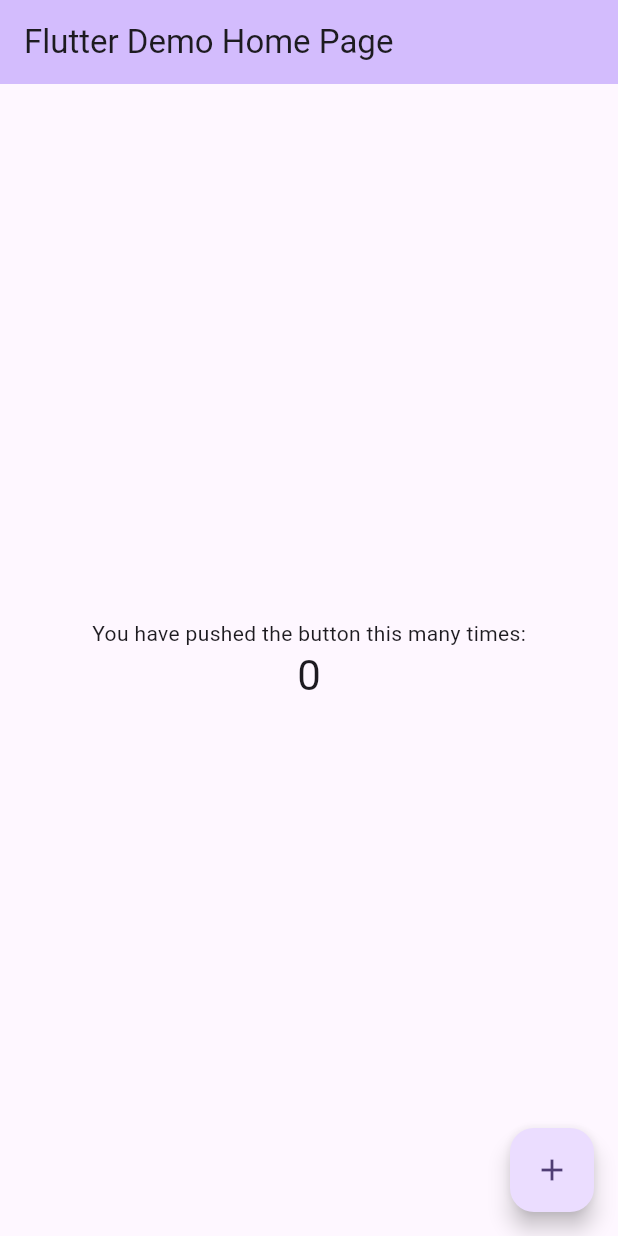
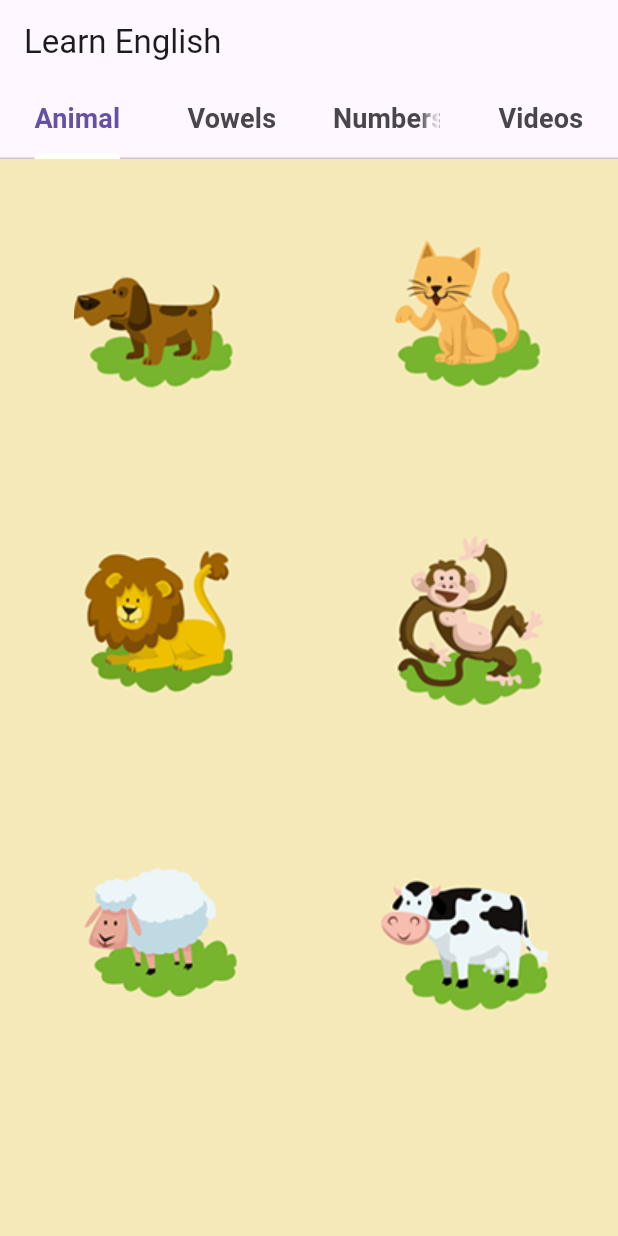
Before and after one commit to Vitor-HenriqueP/flutter_english, a Flutter app: the screen it shows after launch, on a phone screen of 412 x 824 dp. Run offline on Flutter 3.47's test engine with Material 3 defaults, Android fonts, the phone set to English and light mode, and no system bars; our stand-ins replace audioplayers.

Commit message:
numbers and animals maked

```diff
--- /dev/null
+++ b/lib/animal.dart
@@ -0,0 +1,71 @@
+import 'package:flutter/material.dart';
+import 'package:audioplayers/audioplayers.dart';
+
+class   Animal extends StatefulWidget {
+  @override
+  _AnimalState createState() => _AnimalState();
+}
+class _AnimalState extends State<Animal>{
+  final player = AudioPlayer();
+
+  void _executar(String nameAudio){
+    player.play(AssetSource("audios/${nameAudio}.mp3"));
+  }
+
+  @override
+  Widget build(BuildContext context) {
+
+    double width = MediaQuery.of(context).size.width;
+    double height = MediaQuery.of(context).size.height;
+
+    return GridView.count(
+      crossAxisCount: 2,
+      childAspectRatio: MediaQuery.of(context).size.aspectRatio*2,
+      children: <Widget>[
+        GestureDetector(
+          onTap: (){
+            _executar("cao");
+          },
+          child: Image.asset("assets/imagens/cao.png"),
+
+        ),
+        GestureDetector(
+          onTap: (){
+            _executar("gato");
+          },
+          child: Image.asset("assets/imagens/gato.png"),
+
+        ),
+        GestureDetector(
+          onTap: (){
+            _executar("leao");
+          },
+          child: Image.asset("assets/imagens/leao.png"),
+
+        ),
+        GestureDetector(
+          onTap: (){
+            _executar("macaco");
+          },
+          child: Image.asset("assets/imagens/macaco.png"),
+
+        ),
+        GestureDetector(
+          onTap: (){
+            _executar("ovelha");
+          },
+          child: Image.asset("assets/imagens/ovelha.png"),
+
+        ),
+        GestureDetector(
+          onTap: (){
+            _executar("vaca");
+          },
+          child: Image.asset("assets/imagens/vaca.png"),
+
+        ),
+
+      ],
+    );
+  }
+}
--- /dev/null
+++ b/lib/home.dart
@@ -0,0 +1,62 @@
+import 'package:flutter_ingles/animal.dart';
+import 'package:flutter_ingles/vowels.dart';
+import 'package:flutter_ingles/numbers.dart';
+import 'package:flutter_ingles/videos.dart';
+import 'package:flutter/material.dart';
+
+class Home extends StatefulWidget {
+  @override
+  _HomeState createState() => _HomeState();
+}
+
+class _HomeState extends State<Home> with SingleTickerProviderStateMixin {
+  TabController? _tabController;
+
+  @override
+  void initState() {
+    super.initState();
+    _tabController = TabController(
+      vsync: this,
+      length: 4,
+    );
+  }
+
+  @override
+  void dispose() {
+    super.dispose();
+    _tabController!.dispose();
+  }
+
+  @override
+  Widget build(BuildContext context) {
+    return Scaffold(
+      appBar: AppBar(
+        title: Text("Learn English"),
+        bottom: TabBar(
+          indicatorWeight: 4,
+          indicatorColor: Colors.white,
+          labelStyle: TextStyle(
+            fontSize: 18,
+            fontWeight: FontWeight.bold,
+          ),
+          controller: _tabController,
+          tabs: <Widget>[
+            Tab(text: "Animal"),
+            Tab(text: "Vowels"),
+            Tab(text: "Numbers"),
+            Tab(text: "Videos"),
+          ],
+        ),
+      ),
+      body: TabBarView(
+        controller: _tabController,
+        children: <Widget>[
+          Animal(),
+         // Vowels(),
+          //Videos(),
+          Numbers(),
+        ]
+      ),
+    );
+  }
+}
--- a/lib/main.dart
+++ b/lib/main.dart
@@ -1,125 +1,14 @@
 import 'package:flutter/material.dart';
+import 'package:flutter_ingles/home.dart';
 
-void main() {
-  runApp(const MyApp());
-}
-
-class MyApp extends StatelessWidget {
-  const MyApp({super.key});
-
-  // This widget is the root of your application.
-  @override
-  Widget build(BuildContext context) {
-    return MaterialApp(
-      title: 'Flutter Demo',
-      theme: ThemeData(
-        // This is the theme of your application.
-        //
-        // TRY THIS: Try running your application with "flutter run". You'll see
-        // the application has a purple toolbar. Then, without quitting the app,
-        // try changing the seedColor in the colorScheme below to Colors.green
-        // and then invoke "hot reload" (save your changes or press the "hot
-        // reload" button in a Flutter-supported IDE, or press "r" if you used
-        // the command line to start the app).
-        //
-        // Notice that the counter didn't reset back to zero; the application
-        // state is not lost during the reload. To reset the state, use hot
-        // restart instead.
-        //
-        // This works for code too, not just values: Most code changes can be
-        // tested with just a hot reload.
-        colorScheme: ColorScheme.fromSeed(seedColor: Colors.deepPurple),
-        useMaterial3: true,
-      ),
-      home: const MyHomePage(title: 'Flutter Demo Home Page'),
-    );
-  }
-}
-
-class MyHomePage extends StatefulWidget {
-  const MyHomePage({super.key, required this.title});
-
-  // This widget is the home page of your application. It is stateful, meaning
-  // that it has a State object (defined below) that contains fields that affect
-  // how it looks.
-
-  // This class is the configuration for the state. It holds the values (in this
-  // case the title) provided by the parent (in this case the App widget) and
-  // used by the build method of the State. Fields in a Widget subclass are
-  // always marked "final".
-
-  final String title;
-
-  @override
-  State<MyHomePage> createState() => _MyHomePageState();
-}
-
-class _MyHomePageState extends State<MyHomePage> {
-  int _counter = 0;
-
-  void _incrementCounter() {
-    setState(() {
-      // This call to setState tells the Flutter framework that something has
-      // changed in this State, which causes it to rerun the build method below
-      // so that the display can reflect the updated values. If we changed
-      // _counter without calling setState(), then the build method would not be
-      // called again, and so nothing would appear to happen.
-      _counter++;
-    });
-  }
-
-  @override
-  Widget build(BuildContext context) {
-    // This method is rerun every time setState is called, for instance as done
-    // by the _incrementCounter method above.
-    //
-    // The Flutter framework has been optimized to make rerunning build methods
-    // fast, so that you can just rebuild anything that needs updating rather
-    // than having to individually change instances of widgets.
-    return Scaffold(
-      appBar: AppBar(
-        // TRY THIS: Try changing the color here to a specific color (to
-        // Colors.amber, perhaps?) and trigger a hot reload to see the AppBar
-        // change color while the other colors stay the same.
-        backgroundColor: Theme.of(context).colorScheme.inversePrimary,
-        // Here we take the value from the MyHomePage object that was created by
-        // the App.build method, and use it to set our appbar title.
-        title: Text(widget.title),
-      ),
-      body: Center(
-        // Center is a layout widget. It takes a single child and positions it
-        // in the middle of the parent.
-        child: Column(
-          // Column is also a layout widget. It takes a list of children and
-          // arranges them vertically. By default, it sizes itself to fit its
-          // children horizontally, and tries to be as tall as its parent.
-          //
-          // Column has various properties to control how it sizes itself and
-          // how it positions its children. Here we use mainAxisAlignment to
-          // center the children vertically; the main axis here is the vertical
-          // axis because Columns are vertical (the cross axis would be
-          // horizontal).
-          //
-          // TRY THIS: Invoke "debug painting" (choose the "Toggle Debug Paint"
-          // action in the IDE, or press "p" in the console), to see the
-          // wireframe for each widget.
-          mainAxisAlignment: MainAxisAlignment.center,
-          children: <Widget>[
-            const Text(
-              'You have pushed the button this many times:',
-            ),
-            Text(
-              '$_counter',
-              style: Theme.of(context).textTheme.headlineMedium,
-            ),
-          ],
-        ),
-      ),
-      floatingActionButton: FloatingActionButton(
-        onPressed: _incrementCounter,
-        tooltip: 'Increment',
-        child: const Icon(Icons.add),
-      ), // This trailing comma makes auto-formatting nicer for build methods.
-    );
-  }
-}
+void main() => runApp(
+  MaterialApp(
+    home: Home(),
+    debugShowCheckedModeBanner: false,
+    theme: ThemeData(
+      primarySwatch: Colors.brown,
+      primaryColor: Color(0xff795548),
+      scaffoldBackgroundColor: Color(0xfff5e9b9)
+    ),
+  )
+);
--- a/pubspec.yaml
+++ b/pubspec.yaml
@@ -60,7 +60,7 @@ flutter:
   uses-material-design: true
 
   # To add assets to your application, add an assets section, like this:
-   assets:
+  assets:
     - assets/imagens/
     - assets/audios/
   #   - images/a_dot_ham.jpeg
```
Also changed, not shown: lib/numbers.dart (added, +64 -0 lines), lib/videos.dart (added), lib/vowels.dart (added), pubspec.lock, 5 other files.
